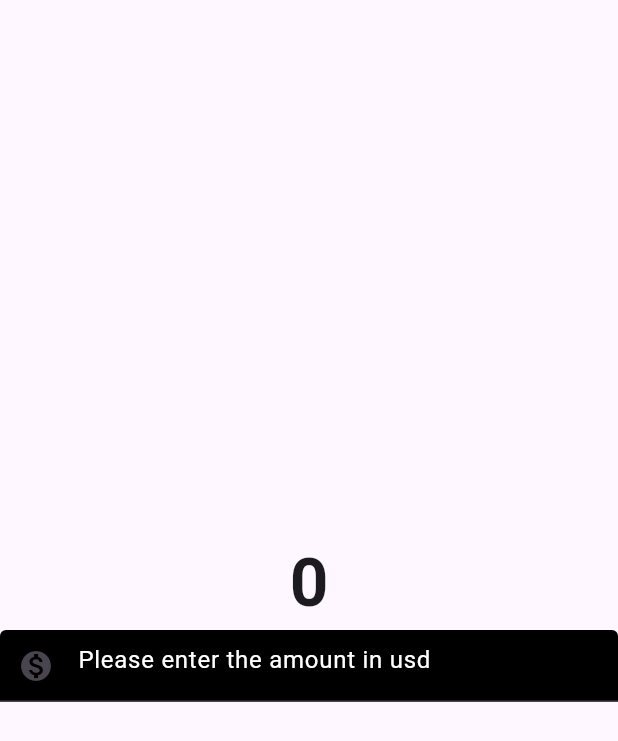
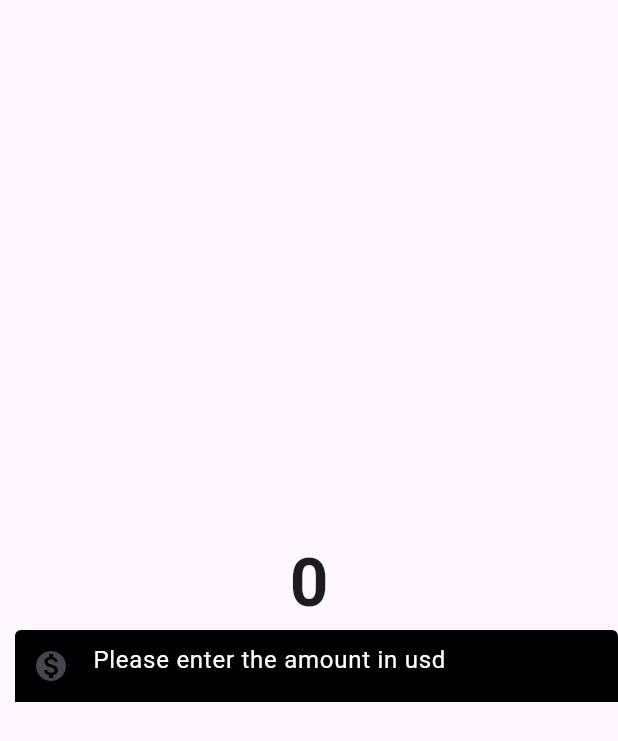
Before and after one commit to dev-scott/currency_converter, a Flutter app: the screen it shows after launch, on a phone screen of 412 x 824 dp. Shown: the top 741 px of the screen. Run offline on Flutter 3.47's test engine with Material 3 defaults, Android fonts, the phone set to English and light mode, and no system bars.

Commit message:
work on border

```diff
--- a/lib/currency_converter_material_page.dart
+++ b/lib/currency_converter_material_page.dart
@@ -6,17 +6,19 @@ class CurrencyConverterMaterialPage extends StatelessWidget {
 
   @override
   Widget build(BuildContext context) {
-    return const Scaffold(
+    return Scaffold(
         body: Center(
       child: Column(
         mainAxisAlignment: MainAxisAlignment.center,
         crossAxisAlignment: CrossAxisAlignment.center,
         children: [
-          Text(
+          const Text(
             "0",
             style: TextStyle(fontSize: 45, fontWeight: FontWeight.bold),
           ),
-          TextField(
+          Padding(
+            padding: const EdgeInsets.only(left: 10),
+            child: const TextField(
               style: TextStyle(color: Colors.blue),
               decoration: InputDecoration(
                   hintText: "Please enter the amount in usd",
@@ -26,12 +28,14 @@ class CurrencyConverterMaterialPage extends StatelessWidget {
                   filled: true,
                   fillColor: Colors.black,
                   focusedBorder: OutlineInputBorder(
-                borderSide: BorderSide(
+                      borderSide: const BorderSide(
                           color: Colors.red,
                           width: 2.0,
-                  style: BorderStyle.solid
-                ),
-                borderRadius: BorderRadius.all(Radius.circular(80))
+                          style: BorderStyle.solid),
+                      borderRadius: BorderRadius.all(Radius.circular(80))),
+                  enabledBorder: UnderlineInputBorder()),
+              keyboardType: const TextInputType.numberWithOptions(
+                decimal: true,
               ),
             ),
           ),
```
Lines whose indentation alone changed are shown as unchanged.
